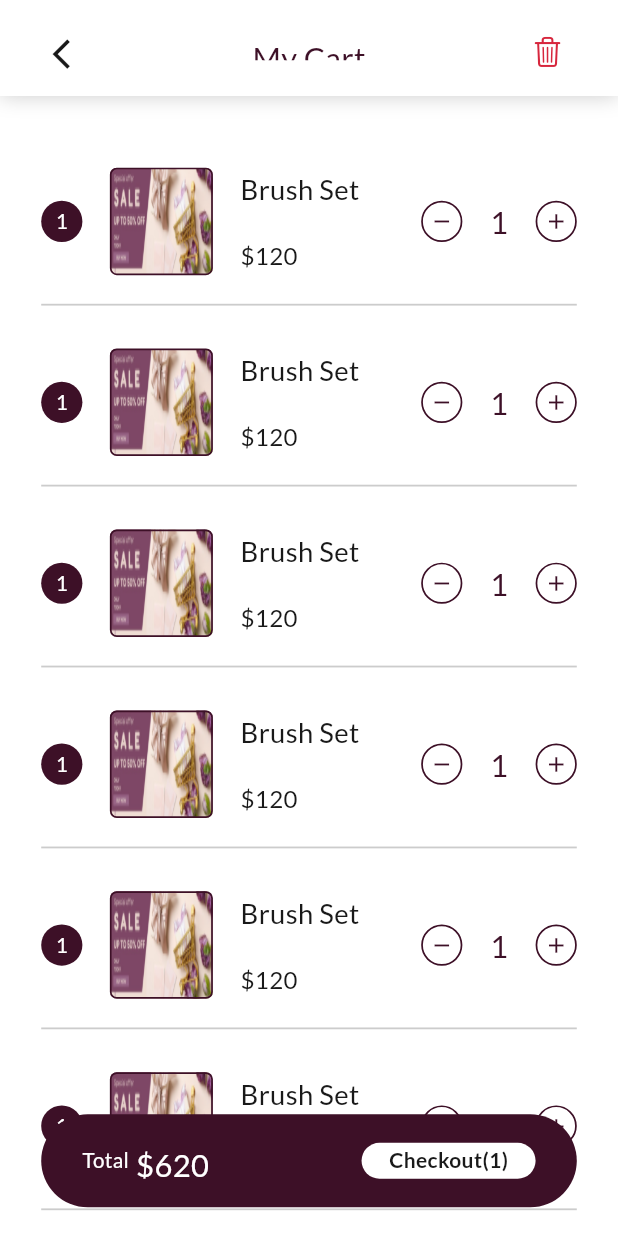
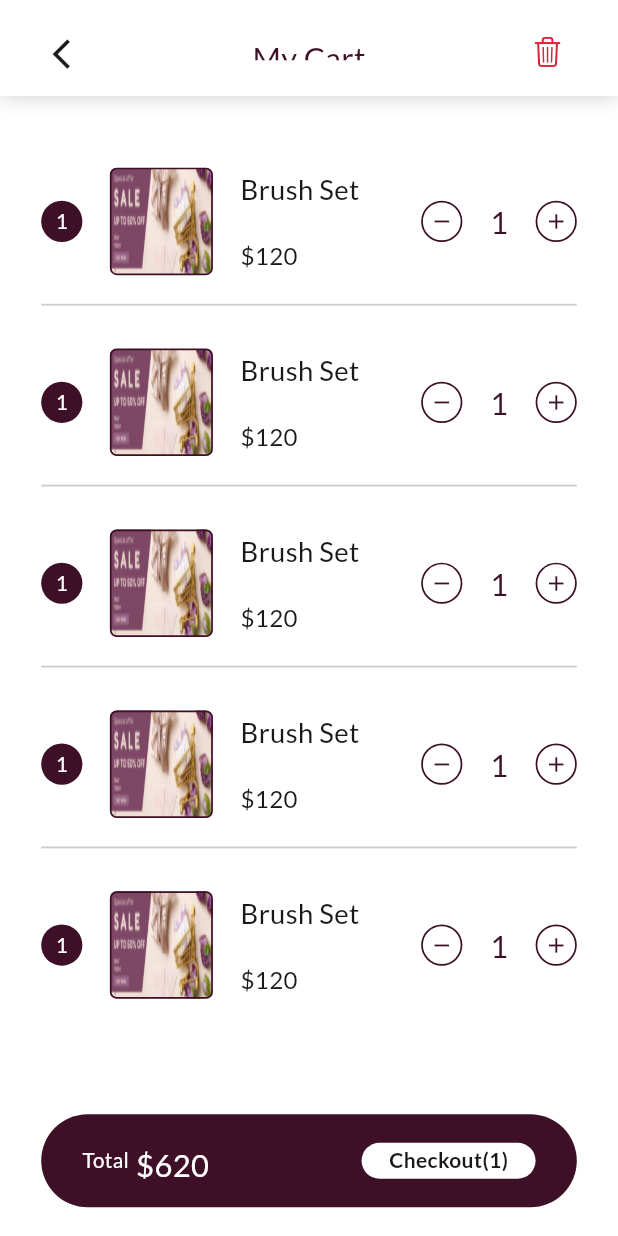
Before and after one commit to nahiduzzaman11/BarBar-App, a Flutter app: the MyCartScreen screen opened by its route, on a phone screen of 412 x 824 dp. Run offline on Flutter 3.47's test engine with Material 3 defaults, Android fonts, the light colour scheme and no system bars; our stand-ins replace carousel_slider, dots_indicator, flutter_screenutil, flutter_svg, get, google_fonts and 1 more.

Commit message:
update my_cart_screen

```diff
--- a/lib/view/screesns/my_cart/check_out_screen.dart
+++ b/lib/view/screesns/my_cart/check_out_screen.dart
@@ -250,13 +250,12 @@ class _CheckOutScreenState extends State<CheckOutScreen> {
                           color: AppColors.white_100,
                           borderRadius: BorderRadius.circular(25.r),
                         ),
-                        child: const CustomText(
-                            text: "Place Order", fontWeight: FontWeight.w600),
+                        child: const CustomText(text: "Place Order", fontWeight: FontWeight.w600),
                       ),
                     ),
                   ],
                 ),
-              )
+              ),
             ],
           ),
         ),
--- a/lib/view/screesns/my_cart/my_cart_screen.dart
+++ b/lib/view/screesns/my_cart/my_cart_screen.dart
@@ -17,6 +17,7 @@ class MyCartScreen extends StatefulWidget {
 
 class _MyCartScreenState extends State<MyCartScreen> {
   int count = 1;
+  int length = 5;
 
   @override
   Widget build(BuildContext context) {
@@ -60,7 +61,7 @@ class _MyCartScreenState extends State<MyCartScreen> {
               ListView.builder(
                 shrinkWrap: true,
                 physics: const NeverScrollableScrollPhysics(),
-                itemCount: 15,
+                itemCount: length,
                 itemBuilder: (context, index) {
                   return Container(
                     width: width,
@@ -68,7 +69,7 @@ class _MyCartScreenState extends State<MyCartScreen> {
                     margin: EdgeInsets.only(bottom: 8.h),
                     decoration: BoxDecoration(
                       border: Border(
-                        bottom: BorderSide(color: AppColors.white_80, width: 1.h),
+                        bottom: BorderSide(color: length-1 == index ? AppColors.white_100 : AppColors.white_80, width: 1.h),
                       ),
                     ),
                     child: Row(
@@ -89,7 +90,8 @@ class _MyCartScreenState extends State<MyCartScreen> {
                               child: CustomText(
                                   text: "1",
                                   color: AppColors.white_100,
-                                  fontSize: 12.sp),
+                                  fontSize: 12.sp,
+                              ),
                             ),
                             Container(
                               height: 60.h,
@@ -100,7 +102,8 @@ class _MyCartScreenState extends State<MyCartScreen> {
                                   borderRadius: BorderRadius.circular(4.r),
                                   image: const DecorationImage(
                                       image: AssetImage(AppImages.banner),
-                                      fit: BoxFit.fill),
+                                      fit: BoxFit.fill,
+                                  ),
                               ),
                             ),
                             Column(
```
